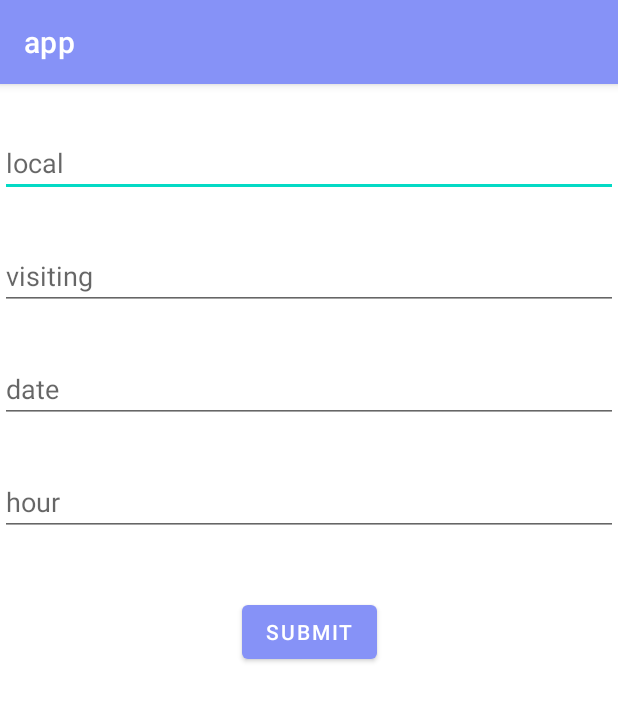
After one commit to Mario7423/PFC_Afundacion, an Android app: the AddGameScreen screen opened directly, with no data from a screen before it, on a phone screen of 412 x 824 dp. The commit adds this screen. Shown: the top 701 px of the screen. Run offline under Robolectric (Android 15) with nearby library versions, the phone set to English and light mode, and no system bars; our stand-ins replace Volley.

Commit message:
Añadido modelo Game, endpoint para recuperarlos y añadirlos

```diff
--- a/app/app/src/main/AndroidManifest.xml
+++ b/app/app/src/main/AndroidManifest.xml
@@ -15,6 +15,9 @@
         android:theme="@style/Theme.App"
         android:usesCleartextTraffic="true"
         tools:targetApi="31">
+        <activity
+            android:name=".AddGameScreen"
+            android:exported="false" />
         <activity
             android:name=".AddNewScreen"
             android:exported="false">
--- /dev/null
+++ b/app/app/src/main/java/com/example/app/AddGameScreen.java
@@ -0,0 +1,102 @@
+package com.example.app;
+
+import androidx.appcompat.app.AppCompatActivity;
+
+import android.content.Context;
+import android.os.Bundle;
+import android.view.View;
+import android.widget.Button;
+import android.widget.EditText;
+import android.widget.Toast;
+
+import com.android.volley.Request;
+import com.android.volley.RequestQueue;
+import com.android.volley.Response;
+import com.android.volley.VolleyError;
+import com.android.volley.toolbox.JsonObjectRequest;
+import com.android.volley.toolbox.Volley;
+
+import org.json.JSONException;
+import org.json.JSONObject;
+
+public class AddGameScreen extends AppCompatActivity {
+
+    private EditText home, visiting, date, hour;
+    private Button button;
+    private RequestQueue queue;
+    private final String url = "http://10.0.2.2:8000/";
+    private Context context = this;
+
+    @Override
+    protected void onCreate(Bundle savedInstanceState) {
+        super.onCreate(savedInstanceState);
+        setContentView(R.layout.activity_add_game_screen);
+
+        home = findViewById(R.id.home);
+        visiting = findViewById(R.id.visiting);
+        date = findViewById(R.id.date);
+        hour = findViewById(R.id.hour);
+        button = findViewById(R.id.button);
+
+        queue = Volley.newRequestQueue(this);
+
+        button.setOnClickListener(new View.OnClickListener() {
+            @Override
+            public void onClick(View v) {
+
+                addHint();
+
+            }
+        });
+    }
+
+    private void addHint(){
+
+        JSONObject object = new JSONObject();
+
+        try {
+
+            object.put("home", home.getText().toString());
+            object.put("visiting", visiting.getText().toString());
+            object.put("date", date.getText().toString());
+            object.put("hour", hour.getText().toString());
+
+        } catch (JSONException e) {
+            e.printStackTrace();
+        }
+
+        JsonObjectRequest request = new JsonObjectRequest(
+                Request.Method.POST,
+                url+"v1/addGame",
+                object,
+                new Response.Listener<JSONObject>() {
+                    @Override
+                    public void onResponse(JSONObject response) {
+
+                        Toast.makeText(context, "Game añadido con éxito", Toast.LENGTH_SHORT).show();
+
+                    }
+                },
+                new Response.ErrorListener() {
+                    @Override
+                    public void onErrorResponse(VolleyError error) {
+
+                        if(error.networkResponse == null){
+
+                            Toast.makeText(context, "Error de conexión con el servidor", Toast.LENGTH_LONG).show();
+
+                        }else{
+
+                            int serverResponse = error.networkResponse.statusCode;
+                            Toast.makeText(context, "Estado de respuesta: "+ serverResponse, Toast.LENGTH_SHORT).show();
+
+                        }
+
+                    }
+                }
+        );
+
+        this.queue.add(request);
+
+    }
+}
--- /dev/null
+++ b/app/app/src/main/res/layout/activity_add_game_screen.xml
@@ -0,0 +1,59 @@
+<?xml version="1.0" encoding="utf-8"?>
+<androidx.constraintlayout.widget.ConstraintLayout xmlns:android="http://schemas.android.com/apk/res/android"
+    xmlns:app="http://schemas.android.com/apk/res-auto"
+    xmlns:tools="http://schemas.android.com/tools"
+    android:layout_width="match_parent"
+    android:layout_height="match_parent"
+    tools:context=".AddGameScreen">
+
+    <EditText
+        android:id="@+id/home"
+        android:layout_width="match_parent"
+        android:layout_height="wrap_content"
+        app:layout_constraintTop_toTopOf="parent"
+        app:layout_constraintEnd_toEndOf="parent"
+        app:layout_constraintStart_toStartOf="parent"
+        android:layout_marginTop="30dp"
+        android:hint="local"/>
+
+    <EditText
+        android:id="@+id/visiting"
+        android:layout_width="match_parent"
+        android:layout_height="wrap_content"
+        app:layout_constraintTop_toBottomOf="@id/home"
+        app:layout_constraintEnd_toEndOf="parent"
+        app:layout_constraintStart_toStartOf="parent"
+        android:layout_marginTop="30dp"
+        android:hint="visiting"/>
+
+    <EditText
+        android:id="@+id/date"
+        android:layout_width="match_parent"
+        android:layout_height="wrap_content"
+        app:layout_constraintTop_toBottomOf="@id/visiting"
+        app:layout_constraintEnd_toEndOf="parent"
+        app:layout_constraintStart_toStartOf="parent"
+        android:layout_marginTop="30dp"
+        android:hint="date"/>
+
+    <EditText
+        android:id="@+id/hour"
+        android:layout_width="match_parent"
+        android:layout_height="wrap_content"
+        app:layout_constraintTop_toBottomOf="@id/date"
+        app:layout_constraintEnd_toEndOf="parent"
+        app:layout_constraintStart_toStartOf="parent"
+        android:layout_marginTop="30dp"
+        android:hint="hour"/>
+
+    <Button
+        android:id="@+id/button"
+        android:layout_width="wrap_content"
+        android:layout_height="wrap_content"
+        app:layout_constraintTop_toBottomOf="@id/hour"
+        app:layout_constraintEnd_toEndOf="parent"
+        app:layout_constraintStart_toStartOf="parent"
+        android:layout_marginTop="40dp"
+        android:text="Submit"/>
+
+</androidx.constraintlayout.widget.ConstraintLayout>
```
Also changed, not shown: app/app/src/main/java/com/example/app/CalendarFragment.java (+39 -6 lines), app/app/src/main/java/com/example/app/Matches.java (+13 -4 lines), app/app/src/main/res/layout/fragment_calendar.xml (+7 -0 lines), 5 other files.
